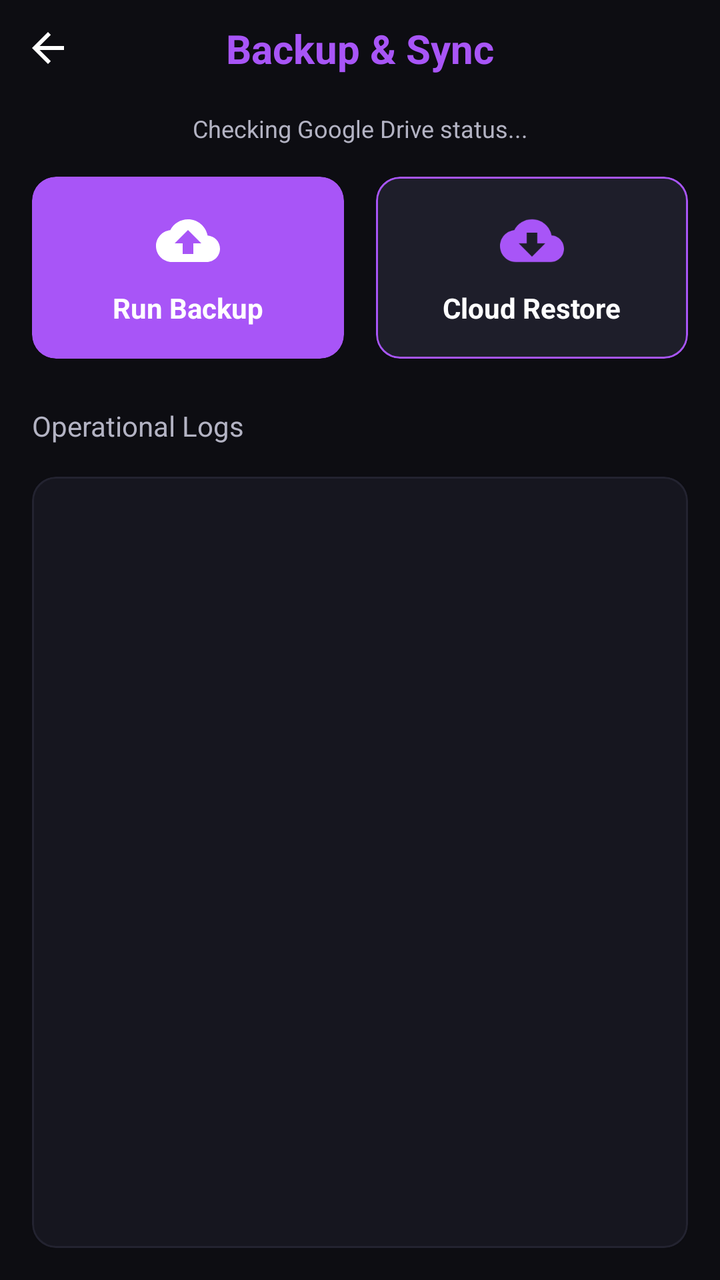
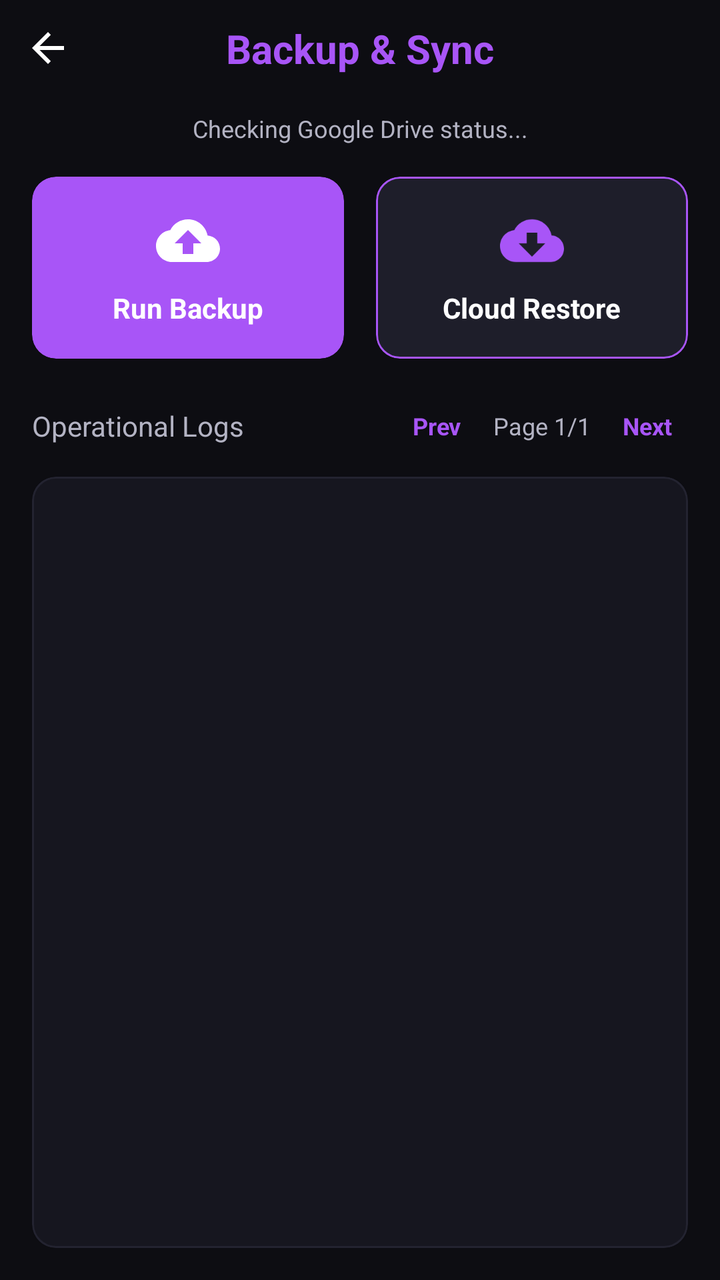

The first picture is an Android layout as it rendered before a commit; the second is the same layout after the commit. The layout source and the unified diff follow.
<!-- AndroidManifest.xml: application theme Theme.PP -->
<!-- res/layout/activity_backup.xml -->
<?xml version="1.0" encoding="utf-8"?>
<androidx.constraintlayout.widget.ConstraintLayout xmlns:android="http://schemas.android.com/apk/res/android"
    xmlns:app="http://schemas.android.com/apk/res-auto"
    android:layout_width="match_parent"
    android:layout_height="match_parent"
    android:background="@color/background"
    android:fitsSystemWindows="true">

    <ImageView
        android:id="@+id/btnBack"
        android:layout_width="48dp"
        android:layout_height="48dp"
        android:padding="12dp"
        android:src="@drawable/ic_back"
        android:contentDescription="@string/back_icon"
        app:layout_constraintStart_toStartOf="parent"
        app:layout_constraintTop_toTopOf="parent"
        app:tint="@color/text_primary" />

    <TextView
        android:layout_width="wrap_content"
        android:layout_height="wrap_content"
        android:text="@string/backup_sync"
        android:textColor="@color/accent_purple"
        android:textSize="20sp"
        android:textStyle="bold"
        app:layout_constraintBottom_toBottomOf="@id/btnBack"
        app:layout_constraintEnd_toEndOf="parent"
        app:layout_constraintStart_toStartOf="parent"
        app:layout_constraintTop_toTopOf="@id/btnBack" />

    <TextView
        android:id="@+id/tvDriveStatus"
        android:layout_width="wrap_content"
        android:layout_height="wrap_content"
        android:layout_marginTop="8dp"
        android:text="Checking Google Drive status..."
        android:textColor="@color/text_secondary"
        android:textSize="12sp"
        app:layout_constraintEnd_toEndOf="parent"
        app:layout_constraintStart_toStartOf="parent"
        app:layout_constraintTop_toBottomOf="@id/btnBack" />

    <com.google.android.material.button.MaterialButton
        android:id="@+id/btnGoogleSignIn"
        android:layout_width="wrap_content"
        android:layout_height="wrap_content"
        android:text="Sign in with Google"
        android:visibility="gone"
        app:layout_constraintEnd_toEndOf="parent"
        app:layout_constraintStart_toStartOf="parent"
        app:layout_constraintTop_toBottomOf="@id/tvDriveStatus" />

    <com.google.android.material.card.MaterialCardView
        android:id="@+id/btnRunBackup"
        android:layout_width="0dp"
        android:layout_height="wrap_content"
        android:layout_margin="16dp"
        app:cardBackgroundColor="@color/accent_purple"
        app:cardCornerRadius="12dp"
        app:layout_constraintStart_toStartOf="parent"
        app:layout_constraintEnd_toStartOf="@id/btnRunRestore"
        app:layout_constraintTop_toBottomOf="@id/btnGoogleSignIn">
        <LinearLayout
            android:layout_width="match_parent"
            android:layout_height="wrap_content"
            android:orientation="vertical"
            android:gravity="center"
            android:padding="16dp">
            <ImageView
                android:layout_width="32dp"
                android:layout_height="32dp"
                android:src="@drawable/ic_cloud_upload"
                app:tint="@color/white"
                android:contentDescription="@string/backup_icon" />
            <TextView
                android:layout_width="wrap_content"
                android:layout_height="wrap_content"
                android:layout_marginTop="8dp"
                android:text="@string/run_backup"
                android:textColor="@color/white"
                android:textStyle="bold" />
        </LinearLayout>
    </com.google.android.material.card.MaterialCardView>

    <com.google.android.material.card.MaterialCardView
        android:id="@+id/btnRunRestore"
        android:layout_width="0dp"
        android:layout_height="wrap_content"
        android:layout_marginTop="16dp"
        android:layout_marginEnd="16dp"
        android:layout_marginBottom="16dp"
        app:cardBackgroundColor="@color/elevated_surface"
        app:cardCornerRadius="12dp"
        app:strokeColor="@color/accent_purple"
        app:strokeWidth="1dp"
        app:layout_constraintStart_toEndOf="@id/btnRunBackup"
        app:layout_constraintEnd_toEndOf="parent"
        app:layout_constraintTop_toBottomOf="@id/btnGoogleSignIn">
        <LinearLayout
            android:layout_width="match_parent"
            android:layout_height="wrap_content"
            android:orientation="vertical"
            android:gravity="center"
            android:padding="16dp">
            <ImageView
                android:layout_width="32dp"
                android:layout_height="32dp"
                android:src="@drawable/ic_cloud_download"
                app:tint="@color/accent_purple"
                android:contentDescription="@string/restore_icon" />
            <TextView
                android:layout_width="wrap_content"
                android:layout_height="wrap_content"
                android:layout_marginTop="8dp"
                android:text="@string/cloud_restore"
                android:textColor="@color/text_primary"
                android:textStyle="bold" />
        </LinearLayout>
    </com.google.android.material.card.MaterialCardView>

    <TextView
        android:id="@+id/tvLogHeader"
        android:layout_width="wrap_content"
        android:layout_height="wrap_content"
        android:layout_marginStart="16dp"
        android:layout_marginTop="24dp"
        android:text="@string/operational_logs"
        android:textColor="@color/text_secondary"
        android:textSize="14sp"
        app:layout_constraintStart_toStartOf="parent"
        app:layout_constraintTop_toBottomOf="@id/btnRunBackup" />

    <com.google.android.material.card.MaterialCardView
        android:layout_width="match_parent"
        android:layout_height="0dp"
        android:layout_margin="16dp"
        app:cardBackgroundColor="@color/card_background"
        app:cardCornerRadius="12dp"
        app:strokeColor="@color/stroke_color"
        app:strokeWidth="1dp"
        app:layout_constraintBottom_toBottomOf="parent"
        app:layout_constraintTop_toBottomOf="@id/tvLogHeader">

        <androidx.recyclerview.widget.RecyclerView
            android:id="@+id/rvLogs"
            android:layout_width="match_parent"
            android:layout_height="match_parent"
            android:padding="8dp" />

    </com.google.android.material.card.MaterialCardView>

</androidx.constraintlayout.widget.ConstraintLayout>
<!-- resources referenced by this layout -->
<resources>
  <color name="accent_purple">#A855F7</color>
  <color name="background">#0D0D12</color>
  <color name="card_background">#16161F</color>
  <color name="elevated_surface">#1E1E2A</color>
  <color name="stroke_color">#232330</color>
  <color name="text_primary">#FFFFFF</color>
  <color name="text_secondary">#B3B3C3</color>
  <color name="white">#FFFFFFFF</color>
  <!-- drawable ic_back (drawable) -->
  <vector xmlns:android="http://schemas.android.com/apk/res/android"
      android:width="24dp"
      android:height="24dp"
      android:viewportWidth="24"
      android:viewportHeight="24">
    <path
        android:fillColor="#FF000000"
        android:pathData="M20,11H7.83l5.59,-5.59L12,4l-8,8 8,8 1.41,-1.41L7.83,13H20v-2z"/>
  </vector>
  <!-- drawable ic_cloud_download (drawable) -->
  <vector xmlns:android="http://schemas.android.com/apk/res/android"
      android:width="24dp"
      android:height="24dp"
      android:viewportWidth="24"
      android:viewportHeight="24">
      <path
          android:fillColor="#FFFFFF"
          android:pathData="M19.35,10.04C18.67,6.59 15.64,4 12,4 9.11,4 6.6,5.64 5.35,8.04 2.34,8.36 0,10.91 0,14c0,3.31 2.69,6 6,6h13c2.76,0 5,-2.24 5,-5 0,-2.64 -2.05,-4.78 -4.65,-4.96zM17,13l-5,5 -5,-5h3V9h4v4h3z"/>
  </vector>
  <!-- drawable ic_cloud_upload (drawable) -->
  <vector xmlns:android="http://schemas.android.com/apk/res/android"
      android:width="24dp"
      android:height="24dp"
      android:viewportWidth="24"
      android:viewportHeight="24">
      <path
          android:fillColor="#FFFFFF"
          android:pathData="M19.35,10.04C18.67,6.59 15.64,4 12,4 9.11,4 6.6,5.64 5.35,8.04 2.34,8.36 0,10.91 0,14c0,3.31 2.69,6 6,6h13c2.76,0 5,-2.24 5,-5 0,-2.64 -2.05,-4.78 -4.65,-4.96zM14,13v4h-4v-4H7l5,-5 5,5h-3z"/>
  </vector>
  <string name="back_icon">Back Icon</string>
  <string name="backup_icon">Backup Icon</string>
  <string name="backup_sync">Backup &amp; Sync</string>
  <string name="cloud_restore">Cloud Restore</string>
  <string name="operational_logs">Operational Logs</string>
  <string name="restore_icon">Restore Icon</string>
  <string name="run_backup">Run Backup</string>
  <style name="Theme.PP" parent="Theme.MaterialComponents.DayNight.NoActionBar">
          
          <item name="colorPrimary">@color/accent_purple</item>
          <item name="colorPrimaryVariant">@color/selected_date_bg</item>
          <item name="colorOnPrimary">@color/white</item>
          
          <item name="colorSecondary">@color/accent_pink</item>
          <item name="colorSecondaryVariant">@color/accent_pink</item>
          <item name="colorOnSecondary">@color/black</item>
          
          <item name="android:statusBarColor">@color/background</item>
          
      </style>
  <color name="selected_date_bg">#9333EA</color>
  <color name="accent_pink">#EC4899</color>
  <color name="black">#FF000000</color>
</resources>

<!-- the commit's change to res/layout/activity_backup.xml (unified diff, before → after) -->
@@ -131,6 +131,47 @@
         app:layout_constraintStart_toStartOf="parent"
         app:layout_constraintTop_toBottomOf="@id/btnRunBackup" />
 
+    <LinearLayout
+        android:id="@+id/paginationContainer"
+        android:layout_width="wrap_content"
+        android:layout_height="wrap_content"
+        android:layout_marginEnd="16dp"
+        android:orientation="horizontal"
+        android:gravity="center_vertical"
+        app:layout_constraintBottom_toBottomOf="@id/tvLogHeader"
+        app:layout_constraintEnd_toEndOf="parent"
+        app:layout_constraintTop_toTopOf="@id/tvLogHeader">
+
+        <TextView
+            android:id="@+id/btnPrevPage"
+            android:layout_width="wrap_content"
+            android:layout_height="wrap_content"
+            android:padding="8dp"
+            android:text="Prev"
+            android:textColor="@color/accent_purple"
+            android:textSize="12sp"
+            android:textStyle="bold" />
+
+        <TextView
+            android:id="@+id/tvPageIndicator"
+            android:layout_width="wrap_content"
+            android:layout_height="wrap_content"
+            android:padding="8dp"
+            android:text="Page 1/1"
+            android:textColor="@color/text_secondary"
+            android:textSize="12sp" />
+
+        <TextView
+            android:id="@+id/btnNextPage"
+            android:layout_width="wrap_content"
+            android:layout_height="wrap_content"
+            android:padding="8dp"
+            android:text="Next"
+            android:textColor="@color/accent_purple"
+            android:textSize="12sp"
+            android:textStyle="bold" />
+    </LinearLayout>
+
     <com.google.android.material.card.MaterialCardView
         android:layout_width="match_parent"
         android:layout_height="0dp"
